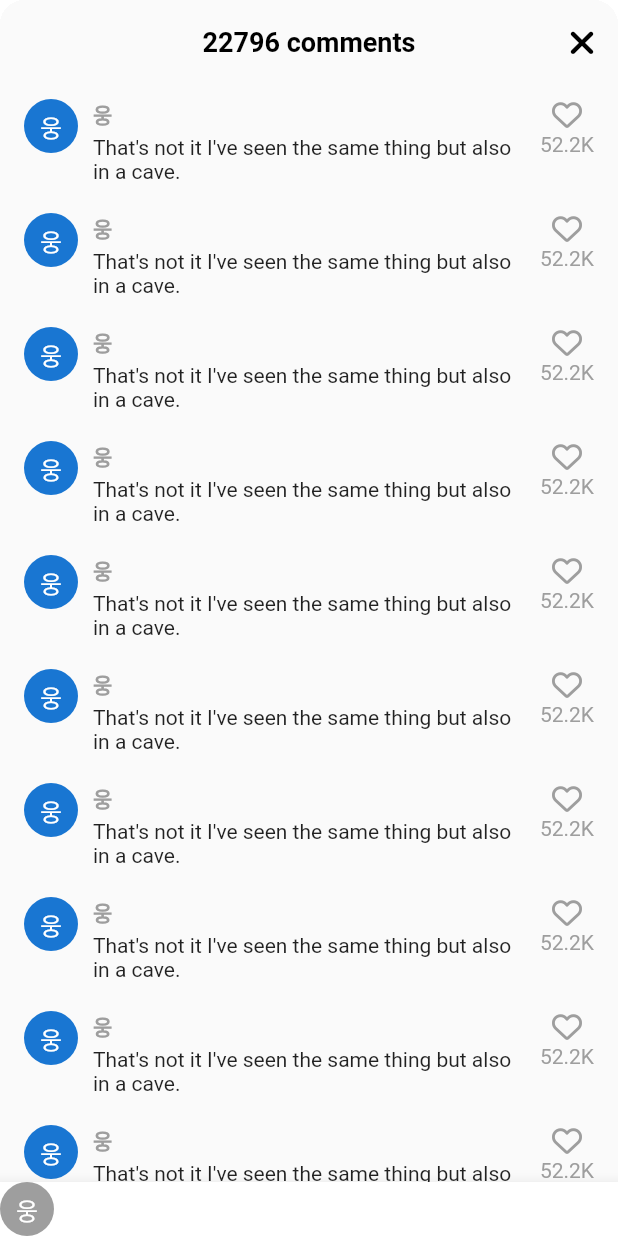
After one commit to acephoenix0/tiktok_clone, a Flutter app: the VideoComments screen opened directly, on a phone screen of 412 x 824 dp. The commit adds this screen. Run offline on Flutter 3.47's test engine with Material 2 defaults, Android fonts, the phone set to English and light mode, and no system bars; our stand-ins replace font_awesome_flutter, video_player, visibility_detector; network calls fail.

Commit message:
Comments

```diff
--- /dev/null
+++ b/lib/features/videos/widgets/video_comments.dart
@@ -0,0 +1,111 @@
+import 'package:flutter/material.dart';
+import 'package:font_awesome_flutter/font_awesome_flutter.dart';
+import 'package:tiktok_clone/constants/gaps.dart';
+import 'package:tiktok_clone/constants/sizes.dart';
+
+class VideoComments extends StatefulWidget {
+  const VideoComments({super.key});
+
+  @override
+  State<VideoComments> createState() => _VideoCommentsState();
+}
+
+class _VideoCommentsState extends State<VideoComments> {
+  void _onClosePressed() {
+    Navigator.of(context).pop();
+  }
+
+  @override
+  Widget build(BuildContext context) {
+    return Container(
+      decoration: BoxDecoration(
+        borderRadius: BorderRadius.circular(Sizes.size16),
+      ),
+      clipBehavior: Clip.hardEdge,
+      child: Scaffold(
+        backgroundColor: Colors.grey.shade50,
+        appBar: AppBar(
+          backgroundColor: Colors.grey.shade50,
+          centerTitle: true,
+          automaticallyImplyLeading: false,
+          title: const Text('22796 comments'),
+          actions: [
+            IconButton(
+              onPressed: _onClosePressed,
+              icon: const FaIcon(
+                FontAwesomeIcons.xmark,
+              ),
+            ),
+          ],
+        ),
+        body: ListView.separated(
+          padding: const EdgeInsets.symmetric(
+              vertical: Sizes.size10, horizontal: Sizes.size16),
+          itemBuilder: (context, index) {
+            return Row(
+              crossAxisAlignment: CrossAxisAlignment.start,
+              children: [
+                const CircleAvatar(
+                  radius: 18,
+                  child: Text('웅'),
+                ),
+                Gaps.h10,
+                Expanded(
+                  child: Column(
+                    crossAxisAlignment: CrossAxisAlignment.start,
+                    children: [
+                      Text(
+                        '웅',
+                        style: TextStyle(
+                            fontWeight: FontWeight.bold,
+                            fontSize: Sizes.size14,
+                            color: Colors.grey.shade500),
+                      ),
+                      Gaps.v3,
+                      const Text(
+                          'That\'s not it I\'ve seen the same thing but also in a cave.')
+                    ],
+                  ),
+                ),
+                Gaps.h10,
+                Column(
+                  children: [
+                    FaIcon(
+                      FontAwesomeIcons.heart,
+                      color: Colors.grey.shade500,
+                      size: Sizes.size20,
+                    ),
+                    Gaps.v2,
+                    Text(
+                      '52.2K',
+                      style: TextStyle(color: Colors.grey.shade500),
+                    ),
+                  ],
+                ),
+              ],
+            );
+          },
+          itemCount: 10,
+          separatorBuilder: (BuildContext context, int index) {
+            return Gaps.v20;
+          },
+        ),
+        bottomNavigationBar: BottomAppBar(
+          color: Colors.white,
+          child: Row(
+            children: [
+              CircleAvatar(
+                radius: 18,
+                foregroundColor: Colors.white,
+                backgroundColor: Colors.grey.shade500,
+                child: const Text(
+                  '웅',
+                ),
+              ),
+            ],
+          ),
+        ),
+      ),
+    );
+  }
+}
--- a/lib/main.dart
+++ b/lib/main.dart
@@ -12,6 +12,7 @@ class TikTokApp extends StatelessWidget {
   @override
   Widget build(BuildContext context) {
     return MaterialApp(
+      debugShowCheckedModeBanner: false,
       title: 'TikTok Clone',
       theme: ThemeData(
         appBarTheme: const AppBarTheme(
```
Also changed, not shown: lib/features/videos/widgets/video_post.dart (+29 -9 lines).
